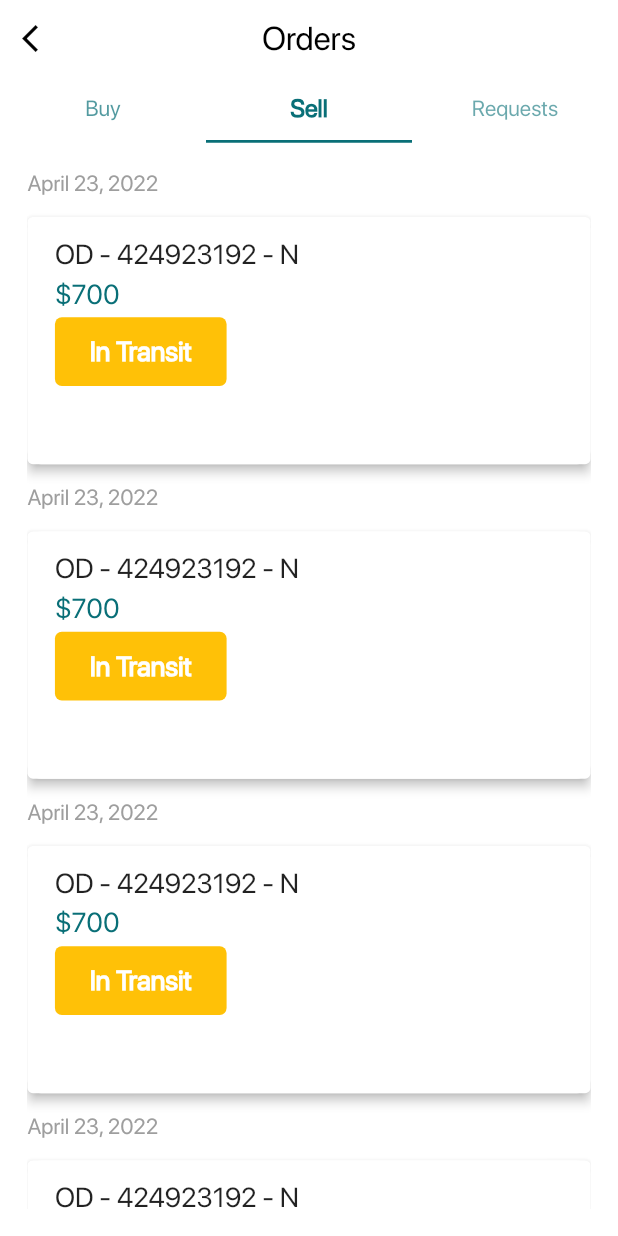
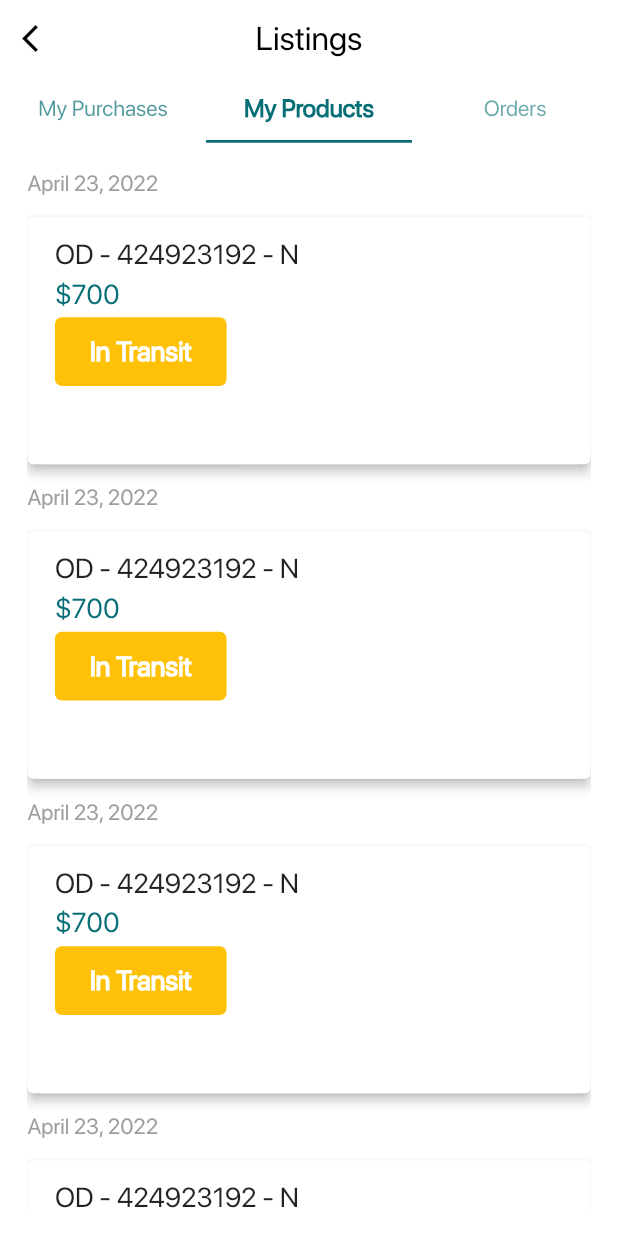
Before and after one commit to AhmedEl-Abbasy23/Mohandam, a Flutter app: the OrdersView screen opened directly, tab 2 chosen, on a phone screen of 412 x 824 dp. Run offline on Flutter 3.47's test engine with Material 2 defaults, Android fonts, the phone set to English and light mode, and no system bars; our stand-ins replace awesome_dialog, carousel_slider, cloud_firestore, device_preview, firebase_auth, firebase_core and 9 more; missing offline and left inert: cloud_firestore_web, firebase_auth_web, firebase_core_web, firebase_storage_web, flutter_facebook_auth, flutter_facebook_auth_web and 2 more; accounts and stored records are empty; network calls fail; project files that could hold a hidden picture were left out.

Commit message:
9th commit

```diff
--- a/lib/shared/strings_manager.dart
+++ b/lib/shared/strings_manager.dart
@@ -38,7 +38,7 @@ class AppStrings {
   static const String orderNow = "order_now";
   static const String editProfile = "edit_profile";
   static const String favorites = "favorites";
-  static const String orders = "orders";
+  static const String listings = "listings";
   static const String changeLanguage = "lang";
   static const String logout = "logout";
   static const String sellProduct = "sell_product";
@@ -78,4 +78,26 @@ class AppStrings {
   static const String loading = "loading";
   static const String alert = "alert";
   static const String search = "search";
+  static const String details = "details";
+  static const String quantity = "quantity";
+  static const String seller = "seller";
+  static const String price = "price";
+  static const String add = "add";
+  static const String addToCart = "add_to_cart";
+  static const String egp = "egp";
+  static const String total = "total";
+  static const String updatingProfile = "updating_profile";
+  static const String mobileNumber = "mobile_number";
+  static const String pleaseEnterMobileNumber = "please_enter_mobile_number";
+  static const String invalidMobileNumber = "invalid_mobile_number";
+  static const String shippingAddress = "shipping_address";
+  static const String pleaseEnterShippingAddress = "please_enter_shipping_address";
+  static const String invalidShippingAddress = "invalid_shipping_address";
+  static const String updateProfile = "update_profile";
+  static const String galleryImport = "gallery_import";
+  static const String cameraImport = "camera_import";
+  static const String chooseProfilePicture = "choose_profile_picture";
+  static const String myPurchases = "my_purchases";
+  static const String myProducts = "my_products";
+  static const String orders = "orders";
 }
--- a/lib/view/account_view.dart
+++ b/lib/view/account_view.dart
@@ -1,9 +1,7 @@
 import 'package:cloud_firestore/cloud_firestore.dart';
 import 'package:firebase_auth/firebase_auth.dart';
-import 'package:firebase_storage/firebase_storage.dart';
 import 'package:flutter/material.dart';
 import 'package:flutter_svg/flutter_svg.dart';
-import 'package:handmade_store/shared/cache_helper.dart';
 import 'package:handmade_store/shared/functions.dart';
 import 'package:handmade_store/shared/localization.dart';
 import 'package:handmade_store/shared/strings_manager.dart';
@@ -125,7 +123,7 @@ class _AccountViewState extends State<AccountView> {
                 const Divider(),
                 _getListTile(
                   leadingImg: 'assets/icons/orders_ic.svg',
-                  title: AppStrings.orders.tr(),
+                  title: AppStrings.listings.tr(),
                   onTap: () {
                     navigatePush(context, OrdersView());
                   },
--- a/lib/view/category_products_view.dart
+++ b/lib/view/category_products_view.dart
@@ -1,7 +1,9 @@
 import 'package:cloud_firestore/cloud_firestore.dart';
 import 'package:flutter/material.dart';
 import 'package:handmade_store/shared/functions.dart';
+import 'package:handmade_store/shared/strings_manager.dart';
 import 'package:handmade_store/view/product_details_view.dart';
+import 'package:localize_and_translate/localize_and_translate.dart';
 
 class CategoryProductsView extends StatefulWidget {
   const CategoryProductsView({
@@ -129,7 +131,7 @@ class _CategoryProductsViewState extends State<CategoryProductsView> {
                                         ),
                                         const SizedBox(height: 8.0),
                                         Text(
-                                          '\$${snapshot.data!.docs[index]['price']}',
+                                          '${snapshot.data!.docs[index]['price']} ${AppStrings.egp.tr()}',
                                           style: const TextStyle(
                                             color: Color(0xff096f77),
                                           ),
--- a/lib/view/explore_view.dart
+++ b/lib/view/explore_view.dart
@@ -252,7 +252,7 @@ class _ExploreViewState extends State<ExploreView> {
                                             ),
                                             const SizedBox(height: 8.0),
                                             Text(
-                                              '\$${snapshot.data!.docs[index]['price']}',
+                                              '${snapshot.data!.docs[index]['price']} ${AppStrings.egp.tr()}',
                                               style: const TextStyle(
                                                 color: Color(0xff096f77),
                                               ),
--- a/lib/view/login_view.dart
+++ b/lib/view/login_view.dart
@@ -256,7 +256,7 @@ class _LoginViewState extends State<LoginView> {
                         "name": credential.user!.displayName,
                         'uid': credential.user!.uid,
                         'signInMethod': 'facebook account',
-                        'mobileNumber': credential.user!.phoneNumber ?? '+2',
+                        'mobileNumber': credential.user!.phoneNumber ?? '',
                         'imgUrl': '',
                         'shippingAddress': '',
                       });
@@ -310,7 +310,7 @@ class _LoginViewState extends State<LoginView> {
                         "name": credential.user!.displayName,
                         'uid': credential.user!.uid,
                         'signInMethod': 'google account',
-                        'mobileNumber': credential.user!.phoneNumber ?? '+2',
+                        'mobileNumber': credential.user!.phoneNumber ?? '',
                         'imgUrl': '',
                         'shippingAddress': '',
                       });
--- a/lib/view/orders_view.dart
+++ b/lib/view/orders_view.dart
@@ -2,6 +2,9 @@ import 'package:cloud_firestore/cloud_firestore.dart';
 import 'package:firebase_auth/firebase_auth.dart';
 import 'package:flutter/material.dart';
 import 'package:handmade_store/view/reusable_widgets/custom_button.dart';
+import 'package:localize_and_translate/localize_and_translate.dart';
+
+import '../shared/strings_manager.dart';
 
 class OrdersView extends StatelessWidget {
   OrdersView({Key? key}) : super(key: key);
@@ -13,7 +16,7 @@ class OrdersView extends StatelessWidget {
   Stream<QuerySnapshot<Map<String, dynamic>>> _getOrders(String orderType) {
     return _ordersData
         .doc(_currentUser!.uid)
-        .collection('orders')
+        .collection('Listings')
         .where('orderType', isEqualTo: orderType)
         .snapshots();
   }
@@ -32,9 +35,9 @@ class OrdersView extends StatelessWidget {
           elevation: 0.0,
           backgroundColor: Colors.white,
           centerTitle: true,
-          title: const Text(
-            'Orders',
-            style: TextStyle(fontSize: 24, color: Colors.black),
+          title: Text(
+            AppStrings.listings.tr(),
+            style: const TextStyle(fontSize: 24, color: Colors.black),
           ),
           leading: IconButton(
             icon: const Icon(Icons.arrow_back_ios),
@@ -43,38 +46,37 @@ class OrdersView extends StatelessWidget {
             },
           ),
           iconTheme: const IconThemeData(color: Colors.black),
-          bottom: const TabBar(
-            indicatorColor: Color(0xff096f77),
-            labelColor: Color(0xff096f77),
-            labelStyle: TextStyle(fontSize: 18.0, fontWeight: FontWeight.bold),
-            unselectedLabelStyle: TextStyle(fontSize: 16.0),
+          bottom: TabBar(
+            indicatorColor: const Color(0xff096f77),
+            labelColor: const Color(0xff096f77),
+            labelStyle:
+            TextStyle(fontSize: 18.0, fontWeight: FontWeight.bold, fontFamily: translator.activeLanguageCode == 'en'?'SFP-REGULAR':"CairoRegular"),
+            unselectedLabelStyle: TextStyle(fontSize: 16.0, fontFamily: translator.activeLanguageCode == 'en'?'SFP-REGULAR':"CairoRegular"),
             tabs: [
-              Tab(child: Text('Buy')),
-              Tab(child: Text('Sell')),
+              Tab(child: Text(AppStrings.myPurchases.tr())),
+              Tab(child: Text(AppStrings.myProducts.tr())),
               Tab(
                   child: Text(
-                'Requests',
-                style: TextStyle(color: Color(0x99096f77)),
+                AppStrings.orders.tr(),
+                style: TextStyle(color: const Color(0x99096f77), fontFamily: translator.activeLanguageCode == 'en'?'SFP-REGULAR':"CairoRegular"),
               )),
             ],
           ),
         ),
         body: Theme(
           data: Theme.of(context).copyWith(
-              colorScheme: ColorScheme.fromSwatch()
-                  .copyWith(secondary: const Color(0xff096f77))),
+              colorScheme: ColorScheme.fromSwatch().copyWith(secondary: const Color(0xff096f77))),
           child: TabBarView(
             children: [
-              // Buy
+              // My Purchases
               Theme(
                 data: Theme.of(context).copyWith(
-                    colorScheme: ColorScheme.fromSwatch()
-                        .copyWith(secondary: const Color(0xff096f77))),
+                    colorScheme: ColorScheme.fromSwatch().copyWith(secondary: const Color(0xff096f77))),
                 child: Padding(
                   padding: const EdgeInsets.symmetric(
                       vertical: 20.0, horizontal: 20.0),
                   child: StreamBuilder<QuerySnapshot?>(
-                      stream: _getOrders('Buy'),
+                      stream: _getOrders('My Purchases'),
                       builder: (context, snapshot) {
                         return snapshot.hasData
                             ? ListView.builder(
@@ -93,12 +95,10 @@ class OrdersView extends StatelessWidget {
                                         ),
                                       ),
                                       Card(
-                                        margin: const EdgeInsets.symmetric(
-                                            vertical: 15.0),
-                                        elevation: 3.0,
+                                        margin: const EdgeInsets.symmetric(vertical: 15.0),
+                                        elevation: 5.0,
                                         child: Container(
-                                          padding: const EdgeInsets.symmetric(
-                                              vertical: 15.0, horizontal: 20.0),
+                                          padding: const EdgeInsets.symmetric(vertical: 10.0, horizontal: 20.0),
                                           height: 180.0,
                                           width: double.infinity,
                                           decoration: BoxDecoration(
@@ -115,27 +115,26 @@ class OrdersView extends StatelessWidget {
                                                   crossAxisAlignment:
                                                       CrossAxisAlignment.start,
                                                   children: [
-                                                    Text(
+                                                    Flexible(
+                                                      child: Text(
                                                         snapshot.data!.docs[index]
                                                             ['title'],
                                                         style: const TextStyle(
-                                                          fontSize: 20.0),
+                                                            fontSize: 18.0),
+                                                      ),
                                                     ),
                                                     const SizedBox(
-                                                        height: 10.0),
+                                                        height: 5.0),
                                                     Text(
                                                       '\$${snapshot.data!.docs[index]['totalPrice']}',
                                                       style: const TextStyle(
-                                                        fontSize: 20.0,
-                                                        color:
-                                                            Color(0xff096f77),
+                                                        fontSize: 18.0,
+                                                        color: Color(0xff096f77),
                                                       ),
                                                     ),
-                                                    const SizedBox(
-                                                        height: 35.0),
-                                                    Flexible(
-                                                      child: Container(
-                                                        height: 50.0,
+                                                    const SizedBox(height: 5.0),
+                                                    Container(
+                                                      height: 40.0,
                                                       width: 125.0,
                                                       alignment:
                                                           Alignment.center,
@@ -169,7 +168,6 @@ class OrdersView extends StatelessWidget {
                                                         ),
                                                       ),
                                                     ),
-                                                    ),
                                                   ],
                                                 ),
                                               ),
@@ -195,7 +193,7 @@ class OrdersView extends StatelessWidget {
                       }),
                 ),
               ),
-              // Sell
+              // My Products
               Theme(
                 data: Theme.of(context).copyWith(
                     colorScheme: ColorScheme.fromSwatch()
@@ -284,7 +282,7 @@ class OrdersView extends StatelessWidget {
                   padding: const EdgeInsets.symmetric(
                       vertical: 20.0, horizontal: 20.0),
                   child: StreamBuilder<QuerySnapshot?>(
-                      stream: _getOrders('Requests'),
+                      stream: _getOrders('Orders'),
                       builder: (context, snapshot) {
                         return snapshot.hasData
                             ? ListView.builder(
--- a/lib/view/reusable_widgets/custom_button.dart
+++ b/lib/view/reusable_widgets/custom_button.dart
@@ -21,7 +21,6 @@ class CustomButton extends StatelessWidget {
         text: text,
         fontSize: 14,
         color: Colors.white,
-        alignment: Alignment.center,
       ),
     );
   }
--- a/lib/view/signup_view.dart
+++ b/lib/view/signup_view.dart
@@ -155,7 +155,7 @@ class _SignUpViewState extends State<SignUpView> {
                             "email": _emailController.text,
                             "uid": user.user!.uid,
                             'signInMethod': 'email & password',
-                            'mobileNumber': '+2',
+                            'mobileNumber': '',
                             'imgUrl': '',
                             'shippingAddress': '',
                           });
```
Also changed, not shown: assets/locale/ar.json (+25 -3 lines), assets/locale/en.json (+24 -2 lines), lib/view/cart_view.dart (+60 -26 lines), lib/view/edit_profile_view.dart (+32 -29 lines), lib/view/favorites_view.dart (+9 -5 lines), lib/view/product_details_view.dart (+83 -79 lines), lib/view/reusable_widgets/cart_item.dart (+35 -11 lines), lib/view/reusable_widgets/custom_text.dart (+5 -7 lines). Lines whose indentation alone changed are shown as unchanged.
